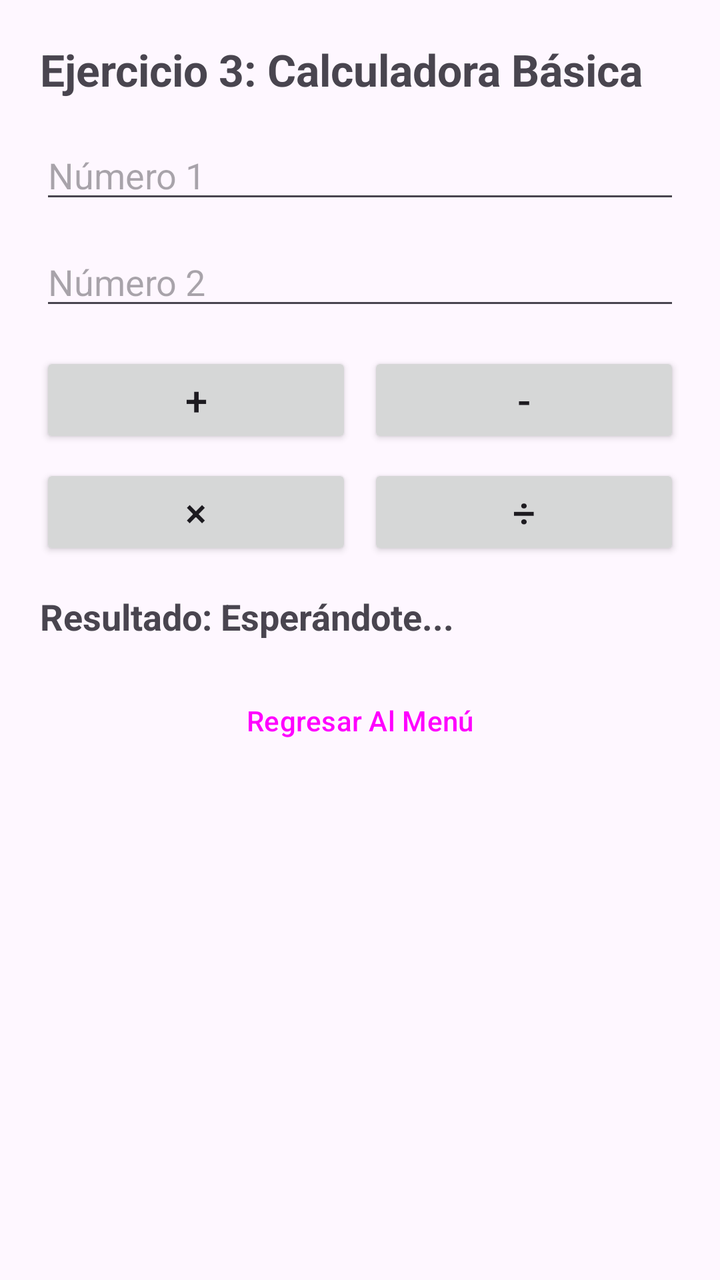
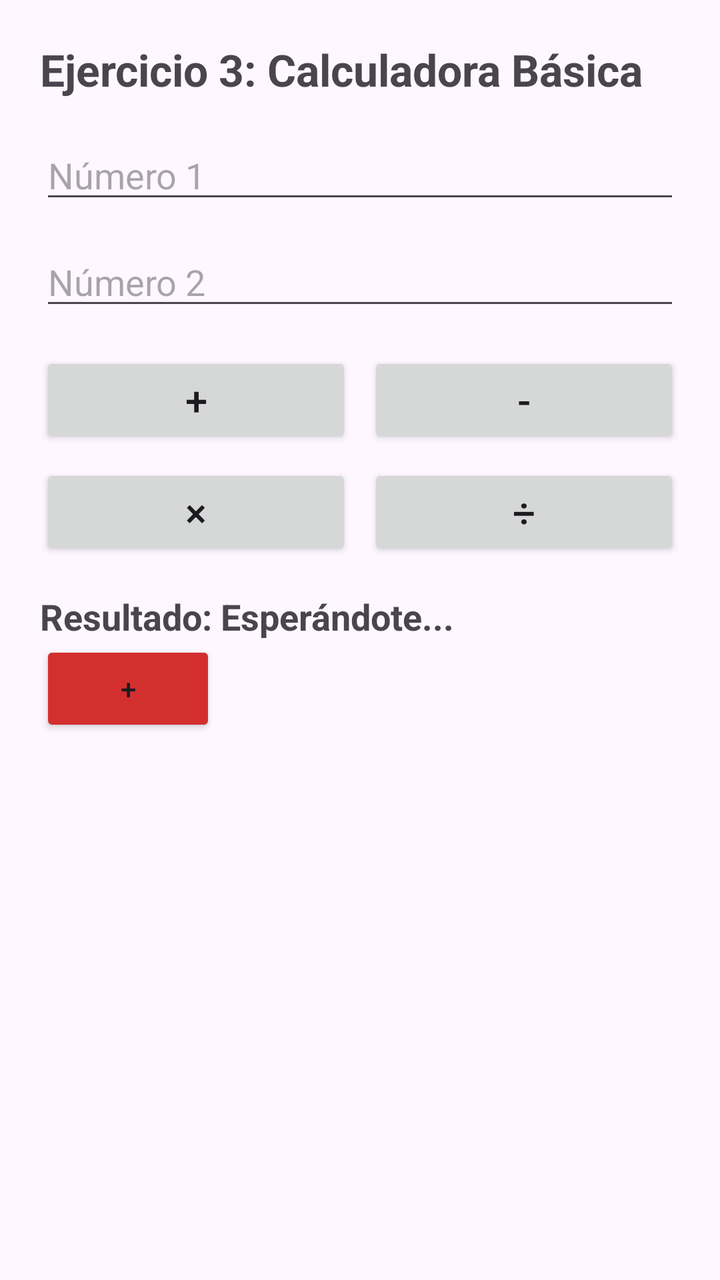

Compare the two renders of this Android layout. The source of the first and the diff that turns it into the second are given below.
<!-- AndroidManifest.xml: application theme Theme.Desafio1DSML -->
<!-- res/layout/activity_ejercicio3.xml -->
<?xml version="1.0" encoding="utf-8"?>
<ScrollView xmlns:android="http://schemas.android.com/apk/res/android"
    xmlns:tools="http://schemas.android.com/tools"
    android:layout_width="match_parent"
    android:layout_height="match_parent"
    android:padding="20dp"
    tools:context=".Ejercicio3Activity">

    <LinearLayout
        android:layout_width="match_parent"
        android:layout_height="wrap_content"
        android:orientation="vertical">

        <TextView
            android:layout_width="wrap_content"
            android:layout_height="wrap_content"
            android:text="Ejercicio 3: Calculadora Básica"
            android:textSize="22sp"
            android:textStyle="bold"
            android:layout_marginBottom="16dp" />

        <EditText
            android:id="@+id/etNumero1"
            android:layout_width="match_parent"
            android:layout_height="wrap_content"
            android:hint="Número 1"
            android:inputType="numberDecimal|numberSigned"
            android:layout_marginBottom="12dp" />

        <EditText
            android:id="@+id/etNumero2"
            android:layout_width="match_parent"
            android:layout_height="wrap_content"
            android:hint="Número 2"
            android:inputType="numberDecimal|numberSigned"
            android:layout_marginBottom="16dp" />

        <LinearLayout
            android:layout_width="match_parent"
            android:layout_height="wrap_content"
            android:orientation="horizontal"
            android:weightSum="2"
            android:layout_marginBottom="8dp">

            <Button
                android:id="@+id/btnSuma"
                android:layout_width="0dp"
                android:layout_height="wrap_content"
                android:layout_weight="1"
                android:text="+"
                android:textSize="20sp"
                android:layout_marginEnd="4dp" />

            <Button
                android:id="@+id/btnResta"
                android:layout_width="0dp"
                android:layout_height="wrap_content"
                android:layout_weight="1"
                android:text="-"
                android:textSize="20sp"
                android:layout_marginStart="4dp" />
        </LinearLayout>

        <LinearLayout
            android:layout_width="match_parent"
            android:layout_height="wrap_content"
            android:orientation="horizontal"
            android:weightSum="2"
            android:layout_marginBottom="16dp">

            <Button
                android:id="@+id/btnMultiplicacion"
                android:layout_width="0dp"
                android:layout_height="wrap_content"
                android:layout_weight="1"
                android:text="×"
                android:textSize="20sp"
                android:layout_marginEnd="4dp" />

            <Button
                android:id="@+id/btnDivision"
                android:layout_width="0dp"
                android:layout_height="wrap_content"
                android:layout_weight="1"
                android:text="÷"
                android:textSize="20sp"
                android:layout_marginStart="4dp" />
        </LinearLayout>

        <TextView
            android:id="@+id/tvResultadoCalculadora"
            android:layout_width="match_parent"
            android:layout_height="wrap_content"
            android:text="Resultado: Esperándote..."
            android:textSize="18sp"
            android:textStyle="bold" />

        <Button
            android:id="@+id/btnRegresar3"
            android:layout_width="match_parent"
            android:layout_height="wrap_content"
            android:text="Regresar Al Menú"
            android:layout_marginTop="16dp"
            style="?attr/materialButtonOutlinedStyle" />

    </LinearLayout>
</ScrollView>
<!-- resources referenced by this layout -->
<resources>
  <style name="Theme.Desafio1DSML" parent="Base.Theme.Desafio1DSML" />
  <style name="Base.Theme.Desafio1DSML" parent="Theme.Material3.DayNight.NoActionBar">
          
          
      </style>
</resources>

<!-- the commit's change to res/layout/activity_ejercicio3.xml (unified diff, before → after) -->
@@ -96,12 +96,11 @@
             android:textStyle="bold" />
 
         <Button
-            android:id="@+id/btnRegresar3"
-            android:layout_width="match_parent"
+            android:id="@+id/btnCalcular"
+            android:layout_width="wrap_content"
             android:layout_height="wrap_content"
-            android:text="Regresar Al Menú"
-            android:layout_marginTop="16dp"
-            style="?attr/materialButtonOutlinedStyle" />
+            android:text="+"
+            android:backgroundTint="@color/ejercicio3Red" />
 
     </LinearLayout>
 </ScrollView>
<!-- resource entries referenced after the edit -->
@@ -1,5 +1,6 @@
 <!-- resources referenced by this layout -->
 <resources>
+  <color name="ejercicio3Red">#D32F2F</color>
   <style name="Theme.Desafio1DSML" parent="Base.Theme.Desafio1DSML" />
   <style name="Base.Theme.Desafio1DSML" parent="Theme.Material3.DayNight.NoActionBar">
           
